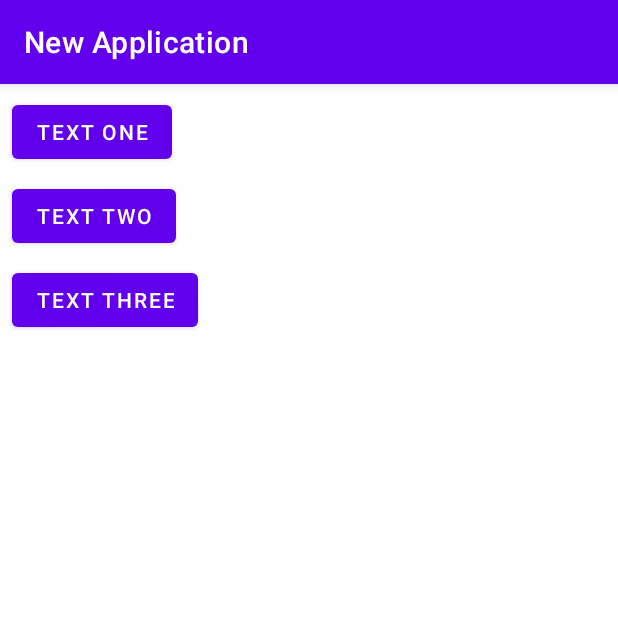
After one commit to BakanovaE/Andersen_Task2_AndroidStudio, an Android app: the ThreeButtonActivity screen opened directly, with no data from a screen before it, on a phone screen of 412 x 824 dp, the top half of it. The commit adds this screen. Run offline under Robolectric (Android 15) with nearby library versions, the light colour scheme and no system bars.

Commit message:
Task 2.1

```diff
--- a/app/src/main/java/org/martellina/androidstudio/HelloToastActivity.kt
+++ b/app/src/main/java/org/martellina/androidstudio/HelloToastActivity.kt
@@ -1,5 +1,6 @@
 package org.martellina.androidstudio
 
+import android.content.Intent
 import android.graphics.Color
 import androidx.appcompat.app.AppCompatActivity
 import android.os.Bundle
@@ -8,6 +9,8 @@ import android.widget.Button
 import android.widget.TextView
 import android.widget.Toast
 import androidx.core.content.ContextCompat
+
+const val COUNT = "count"
 
 class HelloToastActivity : AppCompatActivity() {
     private var mCount: Int = 0
@@ -25,6 +28,9 @@ class HelloToastActivity : AppCompatActivity() {
     fun showToast(view: View) {
         val toast: Toast = Toast.makeText(this, R.string.toast_message, Toast.LENGTH_SHORT)
         toast.show()
+        val intent = Intent(this, HelloActivity::class.java)
+        intent.putExtra(COUNT, mCount.toString())
+        startActivity(intent)
     }
 
     fun countUp(view: View) {
--- a/app/src/main/java/org/martellina/androidstudio/MainActivity.kt
+++ b/app/src/main/java/org/martellina/androidstudio/MainActivity.kt
@@ -42,6 +42,10 @@ class MainActivity : AppCompatActivity() {
                 val intent = Intent(this, TwoActivitiesActivity::class.java)
                 startActivity(intent)
             }
+            R.id.task2_1_codingChallenge -> {
+                val intent = Intent(this, ThreeButtonActivity::class.java)
+                startActivity(intent)
+            }
         }
         return super.onOptionsItemSelected(item)
     }
--- /dev/null
+++ b/app/src/main/java/org/martellina/androidstudio/ThreeButtonActivity.kt
@@ -0,0 +1,33 @@
+package org.martellina.androidstudio
+
+import android.content.Intent
+import androidx.appcompat.app.AppCompatActivity
+import android.os.Bundle
+import android.view.View
+
+const val BUTTON_ID = "Button ID"
+
+class ThreeButtonActivity : AppCompatActivity() {
+    override fun onCreate(savedInstanceState: Bundle?) {
+        super.onCreate(savedInstanceState)
+        setContentView(R.layout.activity_three_button)
+    }
+
+    fun showText1(view: View) {
+        val intent = Intent(this, ShowTextActivity::class.java)
+        intent.putExtra(BUTTON_ID, 1)
+        startActivity(intent)
+    }
+
+    fun showText2(view: View) {
+        val intent = Intent(this, ShowTextActivity::class.java)
+        intent.putExtra(BUTTON_ID, 2)
+        startActivity(intent)
+    }
+
+    fun showText3(view: View) {
+        val intent = Intent(this, ShowTextActivity::class.java)
+        intent.putExtra(BUTTON_ID, 3)
+        startActivity(intent)
+    }
+}
--- /dev/null
+++ b/app/src/main/res/layout/activity_three_button.xml
@@ -0,0 +1,41 @@
+<?xml version="1.0" encoding="utf-8"?>
+<androidx.constraintlayout.widget.ConstraintLayout xmlns:android="http://schemas.android.com/apk/res/android"
+    xmlns:app="http://schemas.android.com/apk/res-auto"
+    xmlns:tools="http://schemas.android.com/tools"
+    android:layout_width="match_parent"
+    android:layout_height="match_parent"
+    tools:context=".ThreeButtonActivity">
+
+    <Button
+        android:id="@+id/button1"
+        android:layout_width="wrap_content"
+        android:layout_height="wrap_content"
+        android:layout_marginStart="8dp"
+        android:layout_marginTop="8dp"
+        android:text="Text One"
+        app:layout_constraintStart_toStartOf="parent"
+        app:layout_constraintTop_toTopOf="parent"
+        android:onClick="showText1"/>
+
+    <Button
+        android:id="@+id/button2"
+        android:layout_width="wrap_content"
+        android:layout_height="wrap_content"
+        android:layout_marginStart="8dp"
+        android:layout_marginTop="8dp"
+        android:text="Text Two"
+        app:layout_constraintStart_toStartOf="parent"
+        app:layout_constraintTop_toBottomOf="@+id/button1"
+        android:onClick="showText2"/>
+
+    <Button
+        android:id="@+id/button3"
+        android:layout_width="wrap_content"
+        android:layout_height="wrap_content"
+        android:layout_marginStart="8dp"
+        android:layout_marginTop="8dp"
+        android:text="Text Three"
+        app:layout_constraintStart_toStartOf="parent"
+        app:layout_constraintTop_toBottomOf="@+id/button2"
+        android:onClick="showText3"/>
+</androidx.constraintlayout.widget.ConstraintLayout>
--- a/app/src/main/res/menu/menu_main.xml
+++ b/app/src/main/res/menu/menu_main.xml
@@ -27,4 +27,9 @@
         android:title="@string/task_2_1"
         app:showAsAction="never" />
 
+    <item
+        android:id="@+id/task2.1.codingChallenge"
+        android:title="@string/task_2_1_cc"
+        app:showAsAction="never" />
+
 </menu>
--- a/app/src/main/res/values/strings.xml
+++ b/app/src/main/res/values/strings.xml
@@ -5,7 +5,7 @@
     <string name="hello_world">Hello World</string>
     <string name="happy_birthday_to_alex">Happy Birthday to Alex</string>
     <string name="task_1_2">Task 1.2</string>
-    <string name="button_label_toast">Toast</string>
+    <string name="button_label_toast">Say Hello</string>
     <string name="button_label_count">Count</string>
     <string name="count_initial_value">0</string>
     <string name="toast_message">Hello Toast!</string>
@@ -65,5 +65,9 @@ This volume starts with the first new Beatle song, “Free as a Bird” (based o
     <string name="button_second">Reply</string>
     <string name="editText_second">Enter Your Reply Here</string>
     <string name="text_header_reply">Reply Received</string>
+    <string name="task_2_1_cc">Task 2.1 Coding Challenge</string>
+    <string name="text1">Text One</string>
+    <string name="text2">Text Two</string>
+    <string name="text3">Text Three</string>
 
 </resources>
```
Also changed, not shown: app/src/main/AndroidManifest.xml (+6 -2 lines), app/src/main/java/org/martellina/androidstudio/HelloActivity.kt (added, +24 -0 lines), app/src/main/java/org/martellina/androidstudio/ShowTextActivity.kt (added, +25 -0 lines), app/src/main/res/layout/activity_hello.xml (added, +19 -0 lines), app/src/main/res/layout/activity_show_text.xml (added, +17 -0 lines), 2 other files.
